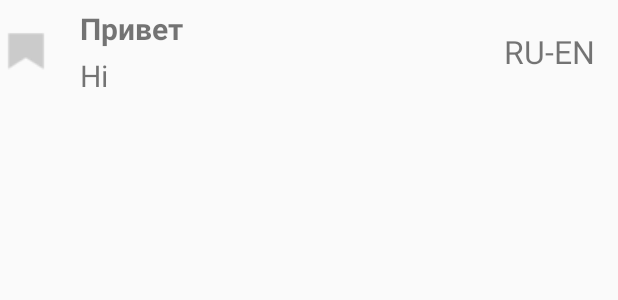
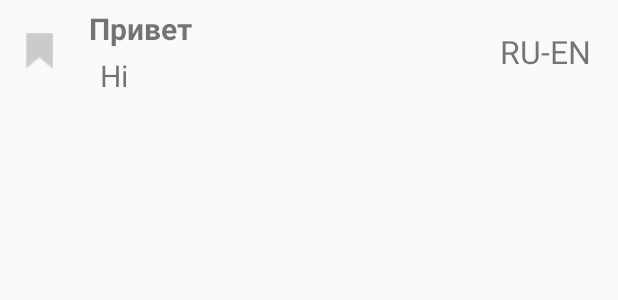
Before and after one commit to Muhammadsafarali/YandexTranslate, an Android app: the layout item.xml on its own in the app's theme, with its tools: preview values and no code run, on a phone screen of 412 x 824 dp. Shown: the top 300 px of the screen. Run offline under Robolectric (Android 15) with nearby library versions, the phone set to English and light mode, and no system bars.

Commit message:
Добавил:
  - CheckBox c селектором в элемент списка истории.

```diff
--- /dev/null
+++ b/app/src/main/res/drawable/checkbox_selector.xml
@@ -0,0 +1,8 @@
+<?xml version="1.0" encoding="utf-8"?>
+<selector xmlns:android="http://schemas.android.com/apk/res/android">
+    <item android:state_checked="false"
+        android:drawable="@drawable/flag_gray_18_24"/>
+
+    <item android:state_checked="true"
+        android:drawable="@drawable/flag_yellow_18_24"/>
+</selector>
--- a/app/src/main/res/layout/history_list.xml
+++ b/app/src/main/res/layout/history_list.xml
@@ -22,7 +22,6 @@
             android:layout_width="wrap_content"
             android:layout_height="wrap_content"
             android:layout_below="@+id/searchView"/>
-        <!--android:layout_marginBottom="50dp"-->
     </RelativeLayout>
 
 </LinearLayout>
--- a/app/src/main/res/layout/item.xml
+++ b/app/src/main/res/layout/item.xml
@@ -9,23 +9,23 @@
         android:layout_height="wrap_content">
         <LinearLayout
             android:layout_gravity="center"
-            android:layout_weight="8"
+            android:orientation="vertical"
+            android:layout_weight="9"
+            android:layout_marginLeft="10dp"
+            android:layout_marginRight="10dp"
             android:layout_width="match_parent"
             android:layout_height="wrap_content">
 
-            <ImageButton
+            <CheckBox
                 android:id="@+id/favorite"
-                android:onClick="DeleteClick"
-                android:gravity="center"
+                android:layout_width="24dp"
+                android:layout_height="30dp"
                 android:layout_gravity="center"
-                android:layout_width="32dp"
-                android:layout_height="32dp"
-                android:backgroundTint="@android:color/transparent"
-                android:clickable="true"
-                android:src="@drawable/flag_gray_24"/>
+                android:button="@drawable/checkbox_selector"
+                android:textAppearance="?android:attr/textAppearanceLarge" />
         </LinearLayout>
         <LinearLayout
-            android:layout_weight="3"
+            android:layout_weight="4"
             android:orientation="vertical"
             android:layout_width="match_parent"
             android:layout_height="wrap_content">
@@ -37,7 +37,6 @@
                 android:layout_width="match_parent"
                 android:layout_height="wrap_content"
                 android:layout_gravity="center_vertical"
-                android:paddingLeft="@dimen/activity_horizontal_margin"
                 android:paddingRight="@dimen/activity_horizontal_margin"
                 android:paddingTop="5dp"
                 android:paddingBottom="2dp"/>
@@ -54,7 +53,7 @@
         </LinearLayout>
         <LinearLayout
             android:layout_gravity="center"
-            android:layout_weight="7"
+            android:layout_weight="8"
             android:layout_width="match_parent"
             android:layout_height="wrap_content">
             <TextView
--- a/app/src/main/res/layout/toolbar_history.xml
+++ b/app/src/main/res/layout/toolbar_history.xml
@@ -37,7 +37,7 @@
 
         <ImageButton
             android:id="@+id/remove_history"
-            android:onClick="DeleteClick"
+            android:onClick="RemoveHistoryClick"
             android:layout_width="wrap_content"
             android:layout_height="wrap_content"
             android:backgroundTint="@android:color/transparent"
```
Also changed, not shown: app/src/main/java/com/ts/yandex/MainActivity.java (+13 -9 lines), app/src/main/java/com/ts/yandex/model/History.java (+17 -8 lines), app/src/main/res/drawable/flag_gray_18_24.png (added), app/src/main/res/drawable/flag_gray_24.png (deleted), app/src/main/res/drawable/flag_yellow_18_24.png (added).
